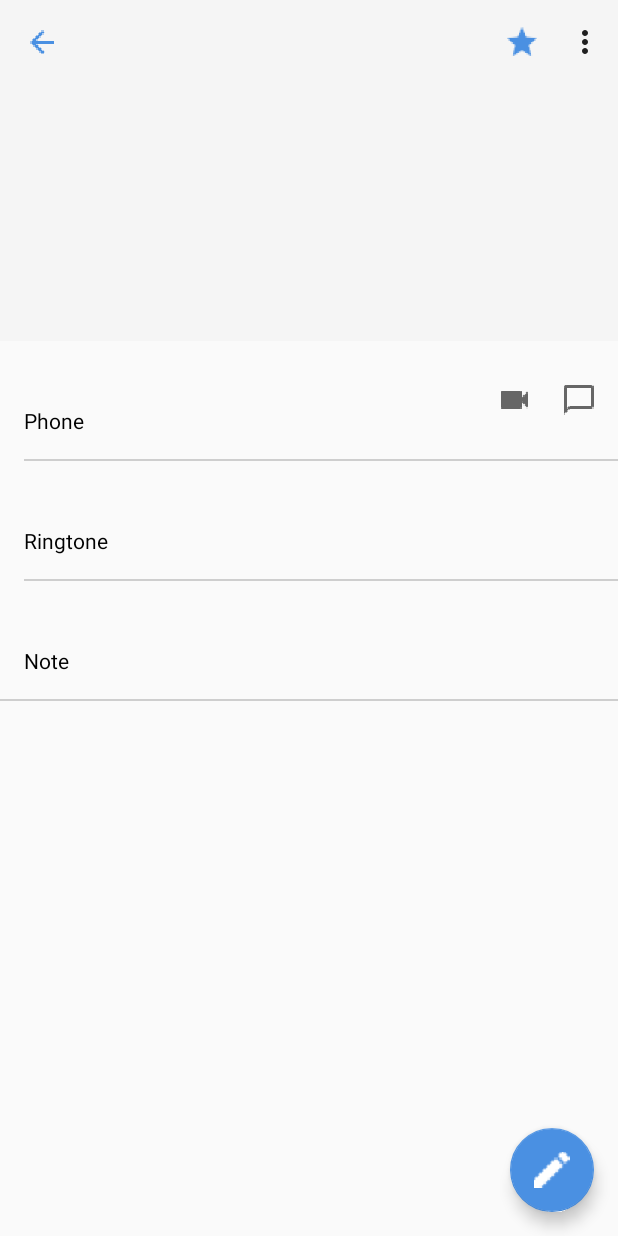
After one commit to ShkiTTer/Contacts, an Android app: the ContactActivity screen opened directly, with no data from a screen before it, on a phone screen of 412 x 824 dp. The commit adds this screen. Run offline under Robolectric (Android 15) with nearby library versions, the phone set to English and light mode, and no system bars.

Commit message:
Add contact activity

```diff
--- a/app/src/main/java/com/example/contacts/app/KoinModules.kt
+++ b/app/src/main/java/com/example/contacts/app/KoinModules.kt
@@ -1,15 +1,20 @@
 package com.example.contacts.app
 
-import com.example.contacts.presentation.contacts.ContactsViewModel
+import com.example.contacts.presentation.contact.ContactViewModel
+import com.example.contacts.presentation.contactslist.ContactsListViewModel
 import org.koin.android.ext.koin.androidApplication
 import org.koin.androidx.viewmodel.dsl.viewModel
 import org.koin.dsl.module
 
 private val viewModelModule = module {
     viewModel {
-        ContactsViewModel(
+        ContactsListViewModel(
             app = androidApplication()
         )
+    }
+
+    viewModel {
+        ContactViewModel()
     }
 }
 
--- /dev/null
+++ b/app/src/main/java/com/example/contacts/presentation/contact/ContactActivity.kt
@@ -0,0 +1,30 @@
+package com.example.contacts.presentation.contact
+
+import android.os.Bundle
+import android.view.Menu
+import androidx.appcompat.app.AppCompatActivity
+import com.example.contacts.R
+import kotlinx.android.synthetic.main.activity_contact.*
+import org.koin.androidx.viewmodel.ext.android.viewModel
+
+class ContactActivity : AppCompatActivity(R.layout.activity_contact) {
+    private val viewModel: ContactViewModel by viewModel()
+
+    override fun onCreate(savedInstanceState: Bundle?) {
+        super.onCreate(savedInstanceState)
+        initToolbar()
+    }
+
+    override fun onCreateOptionsMenu(menu: Menu?): Boolean {
+        menuInflater.inflate(R.menu.contact_menu, menu)
+
+        return super.onCreateOptionsMenu(menu)
+    }
+
+    private fun initToolbar() {
+        setSupportActionBar(toolbar)
+        supportActionBar?.setDisplayHomeAsUpEnabled(true)
+        supportActionBar?.setDisplayShowHomeEnabled(true)
+        toolbar.setNavigationIcon(R.drawable.arrow_back)
+    }
+}
--- /dev/null
+++ b/app/src/main/java/com/example/contacts/presentation/contact/ContactViewModel.kt
@@ -0,0 +1,6 @@
+package com.example.contacts.presentation.contact
+
+import androidx.lifecycle.ViewModel
+
+class ContactViewModel: ViewModel() {
+}
--- a/app/src/main/java/com/example/contacts/presentation/contacts/ContactsViewModel.kt
+++ /dev/null
@@ -1,8 +0,0 @@
-package com.example.contacts.presentation.contacts
-
-import android.app.Application
-import androidx.lifecycle.AndroidViewModel
-
-class ContactsViewModel(private val app: Application) : AndroidViewModel(app) {
-
-}
--- a/app/src/main/java/com/example/contacts/presentation/contacts/ContactsFragment.kt
+++ b/app/src/main/java/com/example/contacts/presentation/contactslist/ContactsListFragment.kt
@@ -1,35 +1,46 @@
-package com.example.contacts.presentation.contacts
+package com.example.contacts.presentation.contactslist
 
 import android.app.SearchManager
 import android.content.Context
 import android.os.Bundle
 import android.view.*
 import androidx.appcompat.widget.SearchView
+import androidx.appcompat.widget.Toolbar
 import androidx.fragment.app.Fragment
 import com.example.contacts.R
+import kotlinx.android.synthetic.main.fragment_contacts_list.*
 import org.koin.androidx.viewmodel.ext.android.viewModel
 
-class ContactsFragment : Fragment() {
-
-    private val contactsViewModel: ContactsViewModel by viewModel()
+class ContactsListFragment : Fragment(R.layout.fragment_contacts_list) {
+    private val contactsListViewModel: ContactsListViewModel by viewModel()
+    private lateinit var callback: ContactsListNavigation
 
     override fun onCreate(savedInstanceState: Bundle?) {
         super.onCreate(savedInstanceState)
         setHasOptionsMenu(true)
     }
 
-    override fun onCreateView(
-        inflater: LayoutInflater,
-        container: ViewGroup?,
-        savedInstanceState: Bundle?
-    ): View? {
-        return inflater.inflate(R.layout.fragment_contacts, container, false)
+    override fun onAttach(context: Context) {
+        super.onAttach(context)
+        callback = context as ContactsListNavigation
+    }
+
+    override fun onViewCreated(view: View, savedInstanceState: Bundle?) {
+        super.onViewCreated(view, savedInstanceState)
+
+        initView()
     }
 
     override fun onCreateOptionsMenu(menu: Menu, inflater: MenuInflater) {
         super.onCreateOptionsMenu(menu, inflater)
         inflater.inflate(R.menu.main, menu)
         initSearchView(menu)
+    }
+
+    private fun initView() {
+        fabNew.setOnClickListener {
+            callback.onNewClick()
+        }
     }
 
     private fun initSearchView(menu: Menu) {
@@ -60,4 +71,8 @@ class ContactsFragment : Fragment() {
             })
         }
     }
+
+    interface ContactsListNavigation {
+        fun onNewClick()
+    }
 }
--- /dev/null
+++ b/app/src/main/java/com/example/contacts/presentation/contactslist/ContactsListViewModel.kt
@@ -0,0 +1,8 @@
+package com.example.contacts.presentation.contactslist
+
+import android.app.Application
+import androidx.lifecycle.AndroidViewModel
+
+class ContactsListViewModel(private val app: Application) : AndroidViewModel(app) {
+
+}
--- a/app/src/main/java/com/example/contacts/presentation/main/MainActivity.kt
+++ b/app/src/main/java/com/example/contacts/presentation/main/MainActivity.kt
@@ -1,5 +1,6 @@
 package com.example.contacts.presentation.main
 
+import android.content.Intent
 import android.os.Bundle
 import com.google.android.material.navigation.NavigationView
 import androidx.navigation.findNavController
@@ -11,8 +12,10 @@ import androidx.drawerlayout.widget.DrawerLayout
 import androidx.appcompat.app.AppCompatActivity
 import androidx.appcompat.widget.Toolbar
 import com.example.contacts.R
+import com.example.contacts.presentation.contact.ContactActivity
+import com.example.contacts.presentation.contactslist.ContactsListFragment
 
-class MainActivity : AppCompatActivity() {
+class MainActivity : AppCompatActivity(), ContactsListFragment.ContactsListNavigation {
 
     private lateinit var appBarConfiguration: AppBarConfiguration
 
@@ -41,4 +44,10 @@ class MainActivity : AppCompatActivity() {
         val navController = findNavController(R.id.nav_host_fragment)
         return navController.navigateUp(appBarConfiguration) || super.onSupportNavigateUp()
     }
+
+    override fun onNewClick() {
+        Intent(this, ContactActivity::class.java).apply {
+            startActivity(this)
+        }
+    }
 }
--- /dev/null
+++ b/app/src/main/res/layout/activity_contact.xml
@@ -0,0 +1,185 @@
+<?xml version="1.0" encoding="utf-8"?>
+<androidx.constraintlayout.widget.ConstraintLayout xmlns:android="http://schemas.android.com/apk/res/android"
+    xmlns:app="http://schemas.android.com/apk/res-auto"
+    xmlns:tools="http://schemas.android.com/tools"
+    android:layout_width="match_parent"
+    android:layout_height="match_parent"
+    tools:context=".presentation.contact.ContactActivity">
+
+    <androidx.appcompat.widget.Toolbar
+        android:id="@+id/toolbar"
+        android:layout_width="match_parent"
+        android:layout_height="wrap_content"
+        android:background="?attr/colorPrimary"
+        android:minHeight="?attr/actionBarSize"
+        android:theme="?attr/actionBarTheme"
+        app:layout_constraintEnd_toEndOf="parent"
+        app:layout_constraintStart_toStartOf="parent"
+        app:layout_constraintTop_toTopOf="parent" />
+
+    <androidx.constraintlayout.widget.ConstraintLayout
+        android:id="@+id/constraintLayout"
+        android:layout_width="0dp"
+        android:layout_height="wrap_content"
+        android:background="@color/colorGrayPrimary"
+        app:layout_constraintEnd_toEndOf="parent"
+        app:layout_constraintStart_toStartOf="parent"
+        app:layout_constraintTop_toBottomOf="@+id/toolbar">
+
+        <ImageView
+            android:id="@+id/ivAvatar"
+            android:layout_width="96dp"
+            android:layout_height="96dp"
+            android:layout_marginTop="16dp"
+            app:layout_constraintEnd_toEndOf="parent"
+            app:layout_constraintStart_toStartOf="parent"
+            app:layout_constraintTop_toTopOf="parent"
+            tools:src="@tools:sample/avatars" />
+
+        <TextView
+            android:id="@+id/tvName"
+            android:layout_width="wrap_content"
+            android:layout_height="wrap_content"
+            android:layout_marginTop="16dp"
+            android:layout_marginBottom="16dp"
+            android:textColor="@color/colorMainText"
+            android:textSize="20sp"
+            android:textStyle="bold"
+            app:layout_constraintBottom_toBottomOf="parent"
+            app:layout_constraintEnd_toEndOf="parent"
+            app:layout_constraintStart_toStartOf="parent"
+            app:layout_constraintTop_toBottomOf="@+id/ivAvatar"
+            tools:text="TextView" />
+    </androidx.constraintlayout.widget.ConstraintLayout>
+
+    <com.google.android.material.floatingactionbutton.FloatingActionButton
+        android:id="@+id/fabEdit"
+        android:layout_width="wrap_content"
+        android:layout_height="wrap_content"
+        android:layout_marginEnd="@dimen/fab_margin"
+        android:layout_marginBottom="@dimen/fab_margin"
+        android:clickable="true"
+        android:src="@drawable/mode_edit"
+        app:layout_constraintBottom_toBottomOf="parent"
+        app:layout_constraintEnd_toEndOf="parent" />
+
+    <TextView
+        android:id="@+id/tvPhone2"
+        android:layout_width="wrap_content"
+        android:layout_height="wrap_content"
+        android:layout_marginTop="8dp"
+        android:lineSpacingExtra="24sp"
+        android:text="@string/text_phone"
+        android:textColor="@color/colorMainText"
+        app:layout_constraintStart_toStartOf="@+id/tvPhone"
+        app:layout_constraintTop_toBottomOf="@+id/tvPhone" />
+
+    <TextView
+        android:id="@+id/tvPhone"
+        android:layout_width="wrap_content"
+        android:layout_height="wrap_content"
+        android:layout_marginStart="16dp"
+        android:layout_marginTop="16dp"
+        android:lineSpacingExtra="24sp"
+        android:textColor="@color/colorMainText"
+        app:layout_constraintStart_toStartOf="parent"
+        app:layout_constraintTop_toBottomOf="@+id/constraintLayout"
+        tools:text="+7 (906) 911 45 78" />
+
+    <ImageView
+        android:id="@+id/imageView4"
+        android:layout_width="wrap_content"
+        android:layout_height="wrap_content"
+        android:layout_marginEnd="16dp"
+        android:src="@drawable/chat"
+        app:layout_constraintBottom_toBottomOf="@+id/tvPhone2"
+        app:layout_constraintEnd_toEndOf="parent"
+        app:layout_constraintTop_toTopOf="@+id/tvPhone" />
+
+    <ImageView
+        android:id="@+id/imageView3"
+        android:layout_width="wrap_content"
+        android:layout_height="wrap_content"
+        android:layout_marginEnd="24dp"
+        android:src="@drawable/videocam"
+        app:layout_constraintBottom_toBottomOf="@+id/tvPhone2"
+        app:layout_constraintEnd_toStartOf="@+id/imageView4"
+        app:layout_constraintTop_toTopOf="@+id/tvPhone" />
+
+    <View
+        android:id="@+id/view"
+        android:layout_width="0dp"
+        android:layout_height="1dp"
+        android:layout_marginTop="16dp"
+        android:background="@color/colorDivider"
+        app:layout_constraintEnd_toEndOf="parent"
+        app:layout_constraintStart_toStartOf="@+id/tvPhone2"
+        app:layout_constraintTop_toBottomOf="@+id/tvPhone2" />
+
+    <View
+        android:id="@+id/view2"
+        android:layout_width="0dp"
+        android:layout_height="1dp"
+        android:layout_marginTop="16dp"
+        android:background="@color/colorDivider"
+        app:layout_constraintEnd_toEndOf="parent"
+        app:layout_constraintStart_toStartOf="@+id/tvPhone2"
+        app:layout_constraintTop_toBottomOf="@+id/tvPhone4" />
+
+    <TextView
+        android:id="@+id/tvRingtone"
+        android:layout_width="wrap_content"
+        android:layout_height="wrap_content"
+        android:layout_marginStart="16dp"
+        android:layout_marginTop="16dp"
+        android:lineSpacingExtra="24sp"
+        android:textColor="@color/colorMainText"
+        app:layout_constraintStart_toStartOf="parent"
+        app:layout_constraintTop_toBottomOf="@+id/view"
+        tools:text="Old phone" />
+
+    <TextView
+        android:id="@+id/tvPhone4"
+        android:layout_width="wrap_content"
+        android:layout_height="wrap_content"
+        android:layout_marginTop="8dp"
+        android:lineSpacingExtra="24sp"
+        android:text="@string/text_ringtone"
+        android:textColor="@color/colorMainText"
+        app:layout_constraintStart_toStartOf="@+id/tvRingtone"
+        app:layout_constraintTop_toBottomOf="@+id/tvRingtone" />
+
+    <View
+        android:id="@+id/view3"
+        android:layout_width="0dp"
+        android:layout_height="1dp"
+        android:layout_marginTop="16dp"
+        android:background="@color/colorDivider"
+        app:layout_constraintEnd_toEndOf="parent"
+        app:layout_constraintStart_toStartOf="parent"
+        app:layout_constraintTop_toBottomOf="@+id/tvPhone6" />
+
+    <TextView
+        android:id="@+id/tvNote"
+        android:layout_width="wrap_content"
+        android:layout_height="wrap_content"
+        android:layout_marginStart="16dp"
+        android:layout_marginTop="16dp"
+        android:lineSpacingExtra="24sp"
+        android:textColor="@color/colorMainText"
+        app:layout_constraintStart_toStartOf="parent"
+        app:layout_constraintTop_toBottomOf="@+id/view2"
+        tools:text="Wake up, Samurai" />
+
+    <TextView
+        android:id="@+id/tvPhone6"
+        android:layout_width="wrap_content"
+        android:layout_height="wrap_content"
+        android:layout_marginTop="8dp"
+        android:lineSpacingExtra="24sp"
+        android:text="@string/text_note"
+        android:textColor="@color/colorMainText"
+        app:layout_constraintStart_toStartOf="@+id/tvNote"
+        app:layout_constraintTop_toBottomOf="@+id/tvNote" />
+
+</androidx.constraintlayout.widget.ConstraintLayout>
--- a/app/src/main/res/layout/fragment_contacts.xml
+++ b/app/src/main/res/layout/fragment_contacts_list.xml
@@ -4,7 +4,7 @@
     xmlns:tools="http://schemas.android.com/tools"
     android:layout_width="match_parent"
     android:layout_height="match_parent"
-    tools:context=".presentation.contacts.ContactsFragment">
+    tools:context=".presentation.contactslist.ContactsListFragment">
 
     <androidx.recyclerview.widget.RecyclerView
         android:id="@+id/rvContacts"
--- /dev/null
+++ b/app/src/main/res/menu/contact_menu.xml
@@ -0,0 +1,13 @@
+<?xml version="1.0" encoding="utf-8"?>
+<menu xmlns:android="http://schemas.android.com/apk/res/android"
+    xmlns:app="http://schemas.android.com/apk/res-auto">
+    <item
+        android:id="@+id/action_favourite"
+        android:icon="@drawable/star"
+        android:title="@string/action_favourite"
+        app:showAsAction="ifRoom" />
+
+    <item
+        android:id="@+id/action_settings"
+        android:title="@string/action_settings" />
+</menu>
--- a/app/src/main/res/navigation/mobile_navigation.xml
+++ b/app/src/main/res/navigation/mobile_navigation.xml
@@ -7,8 +7,8 @@
 
     <fragment
         android:id="@+id/nav_contacts"
-        android:name="com.example.contacts.presentation.contacts.ContactsFragment"
+        android:name="com.example.contacts.presentation.contactslist.ContactsListFragment"
         android:label="@string/menu_home"
-        tools:layout="@layout/fragment_contacts" />
+        tools:layout="@layout/fragment_contacts_list" />
 
 </navigation>
--- a/app/src/main/res/values/colors.xml
+++ b/app/src/main/res/values/colors.xml
@@ -6,4 +6,9 @@
 
     <color name="colorMainText">#000000</color>
     <color name="colorHeaderText">#61000000</color>
+
+    <color name="colorGrayPrimary">#F5F5F5</color>
+    <color name="colorGrayPrimaryDark">#F5F5F5</color>
+    <color name="colorGrayAccent">#4A90E2</color>
+    <color name="colorDivider">#CECECE</color>
 </resources>
--- a/app/src/main/res/values/strings.xml
+++ b/app/src/main/res/values/strings.xml
@@ -8,8 +8,13 @@
     <string name="nav_header_desc">Navigation header</string>
 
     <string name="action_settings">Settings</string>
-    <string name="action_search">Search</string>
+    <string name="action_search">Search contact</string>
+    <string name="action_favourite">Favourite</string>
 
     <string name="menu_home">Contacts</string>
     <string name="temp_header">A</string>
+
+    <string name="text_phone">Phone</string>
+    <string name="text_ringtone">Ringtone</string>
+    <string name="text_note">Note</string>
 </resources>
--- a/app/src/main/res/values/styles.xml
+++ b/app/src/main/res/values/styles.xml
@@ -17,4 +17,10 @@
 
     <style name="AppTheme.PopupOverlay" parent="ThemeOverlay.AppCompat.Light" />
 
+    <style name="GrayTheme.NoActionBar" parent="AppTheme.NoActionBar">
+        <item name="colorPrimary">@color/colorGrayPrimary</item>
+        <item name="colorPrimaryDark">@color/colorGrayPrimaryDark</item>
+        <item name="colorAccent">@color/colorGrayAccent</item>
+        <item name="android:windowLightStatusBar">true</item>
+    </style>
 </resources>
```
Also changed, not shown: app/src/main/AndroidManifest.xml (+10 -4 lines).
